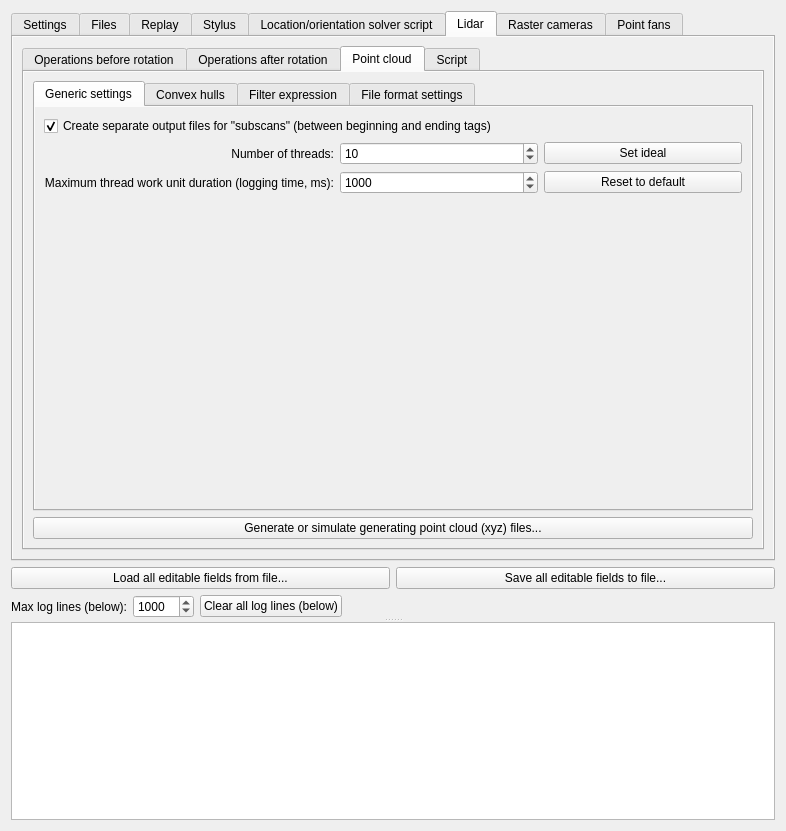
Qt form PostProcessing/postprocessingform.ui (GNSS-Stylist/GNSS-Stylus) before a commit.
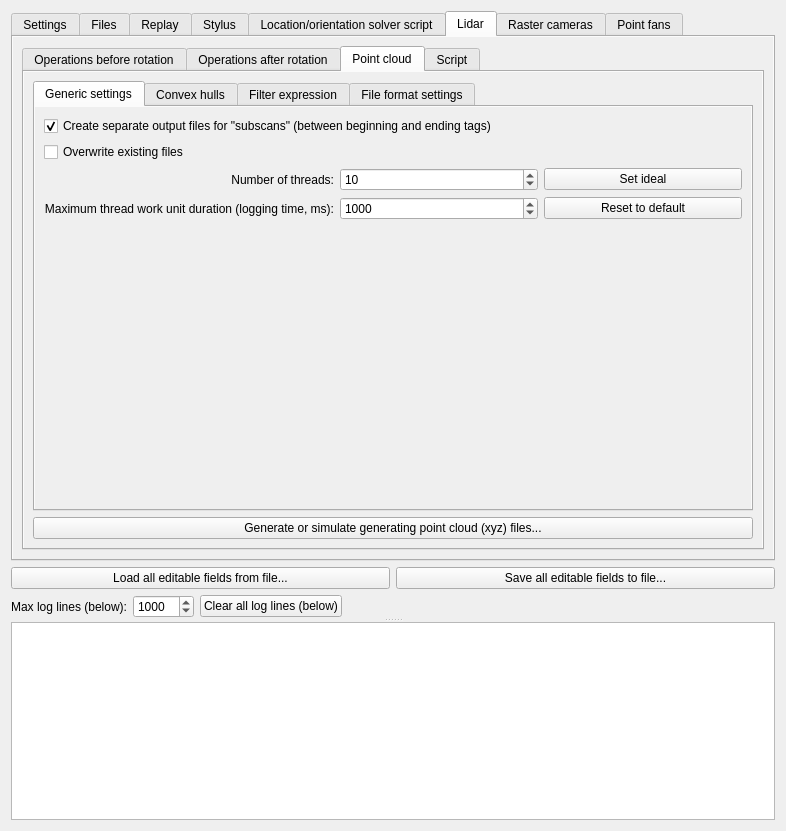
The same form after that commit. The open tabs and pages were chosen to show the change.

Commit message:
Point clouds: Add checkbox for overwriting existing files
It was annoying to always delete existing files every time when
twiddling with filters, hulls or other settings. Yet again a feature
that I should have implemented far earlier instead of wasting time
deleting the files.

What changed in the file:
```diff
--- a/PostProcessing/postprocessingform.ui
+++ b/PostProcessing/postprocessingform.ui
@@ -3372,6 +3372,13 @@
                      </property>
                     </widget>
                    </item>
+                   <item>
+                    <widget class="QCheckBox" name="checkBox_Lidar_PointCloud_GenericSettings_OverwriteExistingFiles">
+                     <property name="text">
+                      <string>Overwrite existing files</string>
+                     </property>
+                    </widget>
+                   </item>
                    <item>
                     <layout class="QGridLayout" name="gridLayout_5">
                      <item row="0" column="0">
```
Left out of the diff: 6 changed lines with no effect on the pictures. The commit also changes 3 other files.
